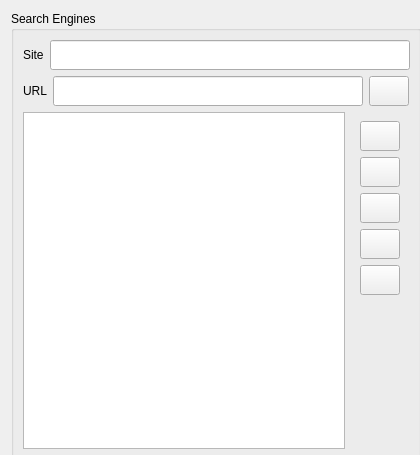
First picture: the form in src/searchwidget.ui, repository ChaosWars/knewz, before the edit.
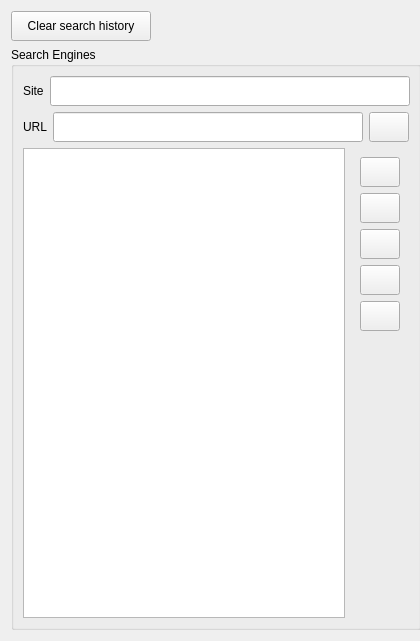
Second picture: the form after the edit. Custom widgets are drawn as their Qt base class.

```diff
--- a/src/searchwidget.ui
+++ b/src/searchwidget.ui
@@ -6,7 +6,7 @@
     <x>0</x>
     <y>0</y>
     <width>420</width>
-    <height>455</height>
+    <height>641</height>
    </rect>
   </property>
   <property name="minimumSize" >
@@ -19,6 +19,36 @@
    <string>Search Settings</string>
   </property>
   <layout class="QVBoxLayout" name="verticalLayout_5" >
+   <item>
+    <layout class="QHBoxLayout" name="horizontalLayout_4" >
+     <item>
+      <widget class="KPushButton" name="clearSearchHistoryButton" >
+       <property name="minimumSize" >
+        <size>
+         <width>140</width>
+         <height>30</height>
+        </size>
+       </property>
+       <property name="text" >
+        <string>Clear search history</string>
+       </property>
+      </widget>
+     </item>
+     <item>
+      <spacer name="horizontalSpacer" >
+       <property name="orientation" >
+        <enum>Qt::Horizontal</enum>
+       </property>
+       <property name="sizeHint" stdset="0" >
+        <size>
+         <width>40</width>
+         <height>20</height>
+        </size>
+       </property>
+      </spacer>
+     </item>
+    </layout>
+   </item>
    <item>
     <widget class="QGroupBox" name="searchEngines" >
      <property name="minimumSize" >
```
Left out of the diff: 2 changed lines with no effect on the pictures.
